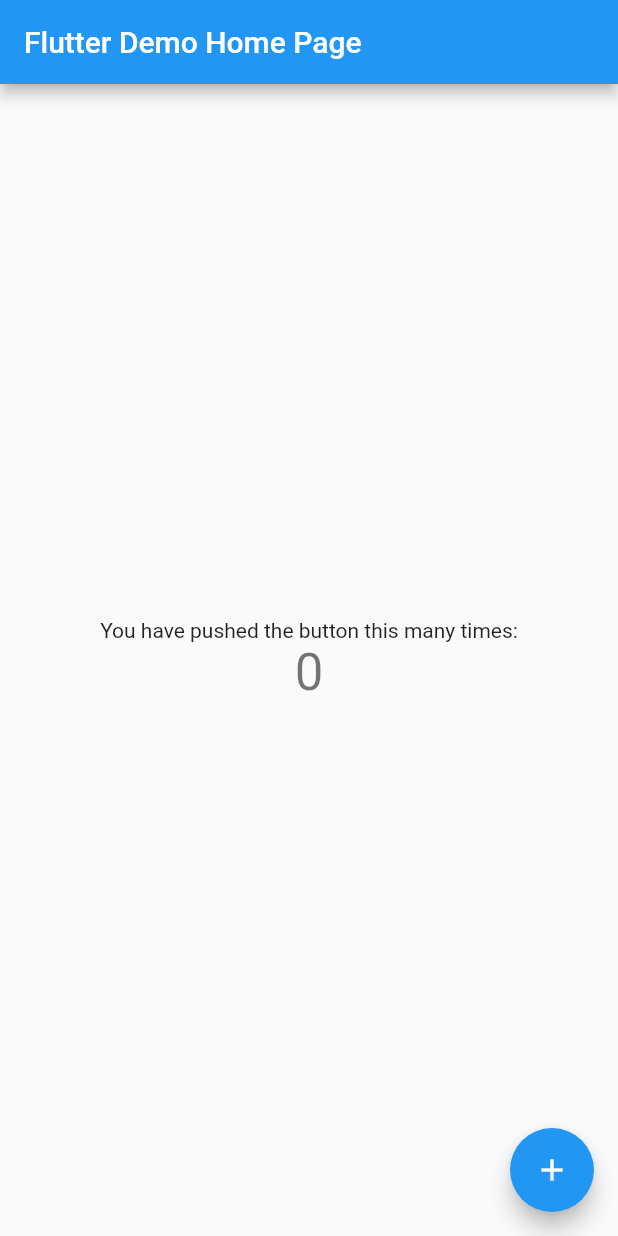
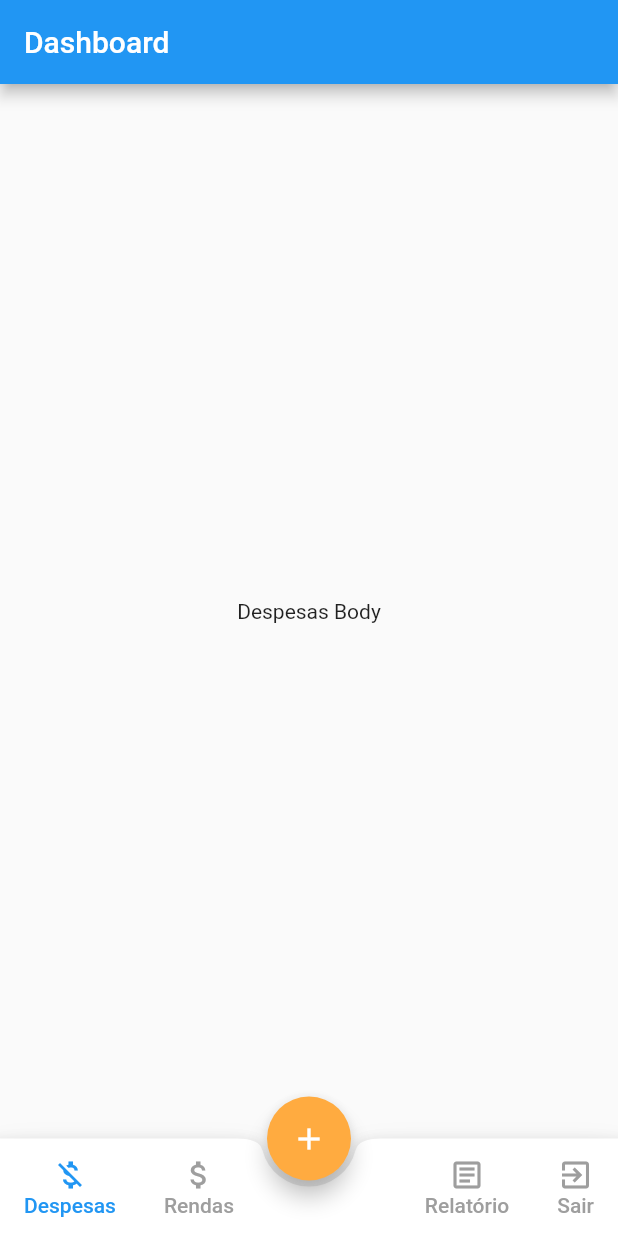
Before and after one commit to RaulBBrito/myFinancy, a Flutter app: the screen it shows after launch, on a phone screen of 412 x 824 dp. Run offline on Flutter 3.47's test engine with Material 2 defaults, Android fonts, the light colour scheme and no system bars.

Commit message:
Menu BottomAppBar

```diff
--- /dev/null
+++ b/lib/home.dart
@@ -0,0 +1,169 @@
+import 'package:flutter/material.dart';
+import 'package:myfinancy/view/rendas.dart';
+import 'package:myfinancy/view/despesas.dart';
+import 'package:myfinancy/view/relatorios.dart';
+import 'package:myfinancy/view/logout.dart';
+
+class Home extends StatefulWidget {
+  const Home({Key? key}) : super(key: key);
+
+  @override
+  _HomeState createState() => _HomeState();
+}
+
+class _HomeState extends State<Home> {
+  //Properties
+
+  int currentTab = 0;
+  final List<Widget> screens = [
+    Despesas(),
+    Rendas(),
+    Relatorio(),
+    Logout(),
+  ];
+
+  // Active Page ( Tab )
+  Widget currentScreen = Despesas(); // initial screen in viewport
+
+  final PageStorageBucket bucket = PageStorageBucket();
+
+  @override
+  Widget build(BuildContext context) {
+    return Scaffold(
+      body: PageStorage(
+        child: currentScreen,
+        bucket: bucket,
+      ),
+      //FAB Buttom
+
+      floatingActionButton: FloatingActionButton(
+        child: Icon(Icons.add),
+        backgroundColor: Colors.orangeAccent,
+        onPressed: () {},
+      ),
+
+      //FAB Position
+      floatingActionButtonLocation: FloatingActionButtonLocation.centerDocked,
+
+      //Botoes App Bar
+      bottomNavigationBar: BottomAppBar(
+          shape: CircularNotchedRectangle(),
+          child: Container(
+            height: 65,
+            child: Row(
+              mainAxisAlignment: MainAxisAlignment.spaceBetween,
+              children: <Widget>[
+                Row(
+                  children: <Widget>[
+                    MaterialButton(
+                      minWidth: 65,
+                      onPressed: () {
+                        setState(() {
+                          currentScreen = Despesas();
+                          currentTab = 0;
+                        });
+                      },
+                      child: Column(
+                        mainAxisAlignment: MainAxisAlignment.center,
+                        children: <Widget>[
+                          Icon(
+                            Icons.money_off,
+                            color: currentTab == 0 ? Colors.blue : Colors.grey,
+                          ),
+                          Text(
+                            'Despesas',
+                            style: TextStyle(
+                              color:
+                                  currentTab == 0 ? Colors.blue : Colors.grey,
+                            ),
+                          ),
+                        ],
+                      ),
+                    ),
+                    MaterialButton(
+                      minWidth: 40,
+                      onPressed: () {
+                        setState(() {
+                          currentScreen = Rendas();
+                          currentTab = 1;
+                        });
+                      },
+                      child: Column(
+                        mainAxisAlignment: MainAxisAlignment.center,
+                        children: <Widget>[
+                          Icon(
+                            Icons.attach_money,
+                            color: currentTab == 1 ? Colors.blue : Colors.grey,
+                          ),
+                          Text(
+                            'Rendas',
+                            style: TextStyle(
+                              color:
+                                  currentTab == 1 ? Colors.blue : Colors.grey,
+                            ),
+                          ),
+                        ],
+                      ),
+                    ),
+                  ],
+                ),
+                Row(
+                  children: <Widget>[
+                    MaterialButton(
+                      minWidth: 40,
+                      onPressed: () {
+                        setState(() {
+                          currentScreen = Relatorio();
+                          currentTab = 2;
+                        });
+                      },
+                      child: Column(
+                        mainAxisAlignment: MainAxisAlignment.center,
+                        children: <Widget>[
+                          Icon(
+                            Icons.article_outlined,
+                            color: currentTab == 2 ? Colors.blue : Colors.grey,
+                          ),
+                          Text(
+                            'Relatório',
+                            style: TextStyle(
+                              color:
+                                  currentTab == 2 ? Colors.blue : Colors.grey,
+                            ),
+                          ),
+                        ],
+                      ),
+                    ),
+                    MaterialButton(
+                      minWidth: 40,
+                      onPressed: () {
+                        setState(() {
+                          currentScreen = Logout();
+                          currentTab = 3;
+                        });
+                      },
+                      child: Column(
+                        mainAxisAlignment: MainAxisAlignment.center,
+                        children: <Widget>[
+                          Icon(
+                            Icons.exit_to_app,
+                            color: currentTab == 3 ? Colors.blue : Colors.grey,
+                          ),
+                          Text(
+                            'Sair',
+                            style: TextStyle(
+                              color:
+                                  currentTab == 3 ? Colors.blue : Colors.grey,
+                            ),
+                          ),
+                        ],
+                      ),
+                    ),
+                  ],
+                ),
+              ],
+            ),
+          )),
+    );
+  }
+}
--- a/lib/main.dart
+++ b/lib/main.dart
@@ -1,4 +1,5 @@
 import 'package:flutter/material.dart';
+import 'package:myfinancy/home.dart';
 
 void main() {
   runApp(MyApp());
@@ -11,103 +12,9 @@
     return MaterialApp(
       title: 'Flutter Demo',
       theme: ThemeData(
-        // This is the theme of your application.
-        //
-        // Try running your application with "flutter run". You'll see the
-        // application has a blue toolbar. Then, without quitting the app, try
-        // changing the primarySwatch below to Colors.green and then invoke
-        // "hot reload" (press "r" in the console where you ran "flutter run",
-        // or simply save your changes to "hot reload" in a Flutter IDE).
-        // Notice that the counter didn't reset back to zero; the application
-        // is not restarted.
         primarySwatch: Colors.blue,
       ),
-      home: MyHomePage(title: 'Flutter Demo Home Page'),
+      home: Home(),
     );
   }
 }
-
-class MyHomePage extends StatefulWidget {
-  MyHomePage({Key? key, required this.title}) : super(key: key);
-
-  // This widget is the home page of your application. It is stateful, meaning
-  // that it has a State object (defined below) that contains fields that affect
-  // how it looks.
-
-  // This class is the configuration for the state. It holds the values (in this
-  // case the title) provided by the parent (in this case the App widget) and
-  // used by the build method of the State. Fields in a Widget subclass are
-  // always marked "final".
-
-  final String title;
-
-  @override
-  _MyHomePageState createState() => _MyHomePageState();
-}
-
-class _MyHomePageState extends State<MyHomePage> {
-  int _counter = 0;
-
-  void _incrementCounter() {
-    setState(() {
-      // This call to setState tells the Flutter framework that something has
-      // changed in this State, which causes it to rerun the build method below
-      // so that the display can reflect the updated values. If we changed
-      // _counter without calling setState(), then the build method would not be
-      // called again, and so nothing would appear to happen.
-      _counter++;
-    });
-  }
-
-  @override
-  Widget build(BuildContext context) {
-    // This method is rerun every time setState is called, for instance as done
-    // by the _incrementCounter method above.
-    //
-    // The Flutter framework has been optimized to make rerunning build methods
-    // fast, so that you can just rebuild anything that needs updating rather
-    // than having to individually change instances of widgets.
-    return Scaffold(
-      appBar: AppBar(
-        // Here we take the value from the MyHomePage object that was created by
-        // the App.build method, and use it to set our appbar title.
-        title: Text(widget.title),
-      ),
-      body: Center(
-        // Center is a layout widget. It takes a single child and positions it
-        // in the middle of the parent.
-        child: Column(
-          // Column is also a layout widget. It takes a list of children and
-          // arranges them vertically. By default, it sizes itself to fit its
-          // children horizontally, and tries to be as tall as its parent.
-          //
-          // Invoke "debug painting" (press "p" in the console, choose the
-          // "Toggle Debug Paint" action from the Flutter Inspector in Android
-          // Studio, or the "Toggle Debug Paint" command in Visual Studio Code)
-          // to see the wireframe for each widget.
-          //
-          // Column has various properties to control how it sizes itself and
-          // how it positions its children. Here we use mainAxisAlignment to
-          // center the children vertically; the main axis here is the vertical
-          // axis because Columns are vertical (the cross axis would be
-          // horizontal).
-          mainAxisAlignment: MainAxisAlignment.center,
-          children: <Widget>[
-            Text(
-              'You have pushed the button this many times:',
-            ),
-            Text(
-              '$_counter',
-              style: Theme.of(context).textTheme.headline4,
-            ),
-          ],
-        ),
-      ),
-      floatingActionButton: FloatingActionButton(
-        onPressed: _incrementCounter,
-        tooltip: 'Increment',
-        child: Icon(Icons.add),
-      ), // This trailing comma makes auto-formatting nicer for build methods.
-    );
-  }
-}
--- /dev/null
+++ b/lib/view/despesas.dart
@@ -0,0 +1,20 @@
+import 'package:flutter/material.dart';
+
+class Despesas extends StatefulWidget {
+  const Despesas({ Key? key }) : super(key: key);
+
+  @override
+  _DespesasState createState() => _DespesasState();
+}
+
+class _DespesasState extends State<Despesas> {
+  @override
+  Widget build(BuildContext context) {
+    return Scaffold(
+      appBar: AppBar(
+        title: Text('Dashboard'),
+      ),
+      body: Center(child: Text('Despesas Body')),
+    );
+  }
+}
--- /dev/null
+++ b/lib/view/logout.dart
@@ -0,0 +1,20 @@
+import 'package:flutter/material.dart';
+
+class Logout extends StatefulWidget {
+  const Logout({ Key? key }) : super(key: key);
+
+  @override
+  _LogoutState createState() => _LogoutState();
+}
+
+class _LogoutState extends State<Logout> {
+  @override
+  Widget build(BuildContext context) {
+    return Scaffold(
+      appBar: AppBar(
+        title: Text('Settings'),
+      ),
+      body: Center(child: Text('Logout Body')),
+    );
+  }
+}
--- /dev/null
+++ b/lib/view/relatorios.dart
@@ -0,0 +1,20 @@
+import 'package:flutter/material.dart';
+
+class Relatorio extends StatefulWidget {
+  const Relatorio({ Key? key }) : super(key: key);
+
+  @override
+  _RelatorioState createState() => _RelatorioState();
+}
+
+class _RelatorioState extends State<Relatorio> {
+  @override
+  Widget build(BuildContext context) {
+    return Scaffold(
+      appBar: AppBar(
+        title: Text('Profile'),
+      ),
+      body: Center(child: Text('Relatorios Body')),
+    );
+  }
+}
--- /dev/null
+++ b/lib/view/rendas.dart
@@ -0,0 +1,20 @@
+import 'package:flutter/material.dart';
+
+class Rendas extends StatefulWidget {
+  const Rendas({ Key? key }) : super(key: key);
+
+  @override
+  _RendasState createState() => _RendasState();
+}
+
+class _RendasState extends State<Rendas> {
+  @override
+  Widget build(BuildContext context) {
+    return Scaffold(
+      appBar: AppBar(
+        title: Text('Chat'),
+      ),
+      body: Center(child: Text('Rendas Body')),
+    );
+  }
+}
```
